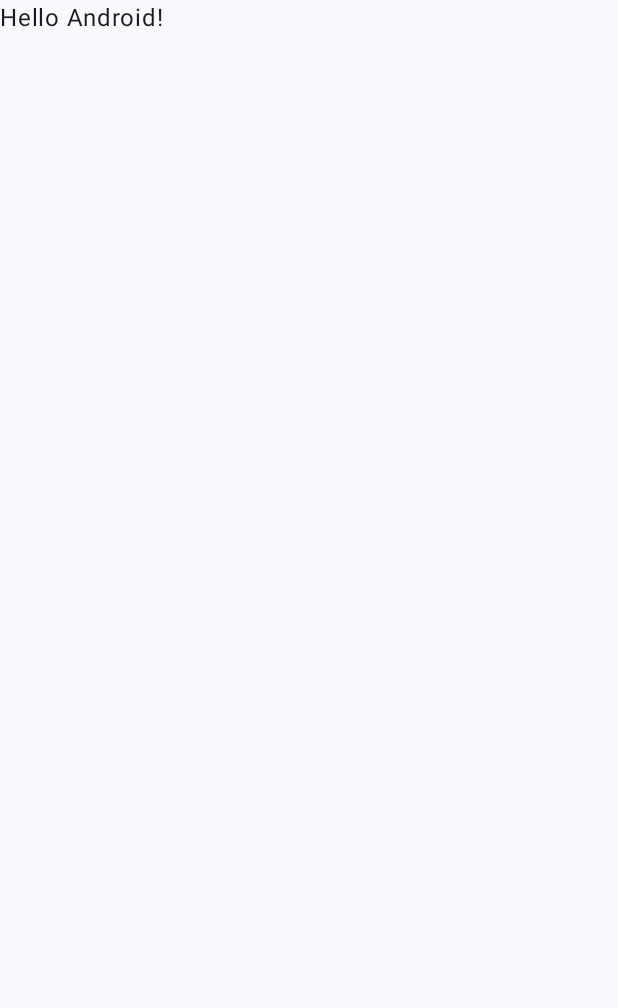
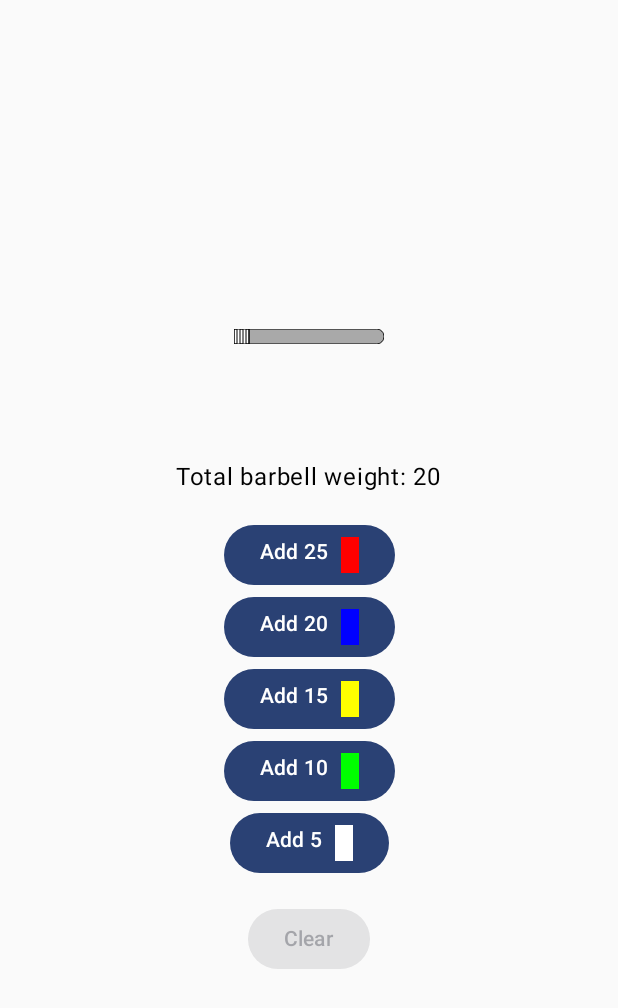
Before and after one commit to MarcinKuder/android-barbell-calculator, an Android app built with Jetpack Compose: the screen it shows after launch (MainActivity), on a phone screen of 412 x 824 dp. Before the commit the part shown is almost empty. Shown: the top 1008 px of the screen. Run offline under Robolectric (Android 15) with nearby library versions, the phone set to English and light mode, and no system bars.

Commit message:
basic gui working

```diff
--- a/app/build.gradle.kts
+++ b/app/build.gradle.kts
@@ -6,7 +6,7 @@ plugins {
 
 android {
     namespace = "com.example.barbellcalculator"
-    compileSdk = 34
+    compileSdk = 35
 
     defaultConfig {
         applicationId = "com.example.barbellcalculator"
--- a/app/src/main/java/com/example/barbellcalculator/MainActivity.kt
+++ b/app/src/main/java/com/example/barbellcalculator/MainActivity.kt
@@ -1,16 +1,33 @@
+
 package com.example.barbellcalculator
 
 import android.os.Bundle
 import androidx.activity.ComponentActivity
 import androidx.activity.compose.setContent
 import androidx.activity.enableEdgeToEdge
+import androidx.compose.foundation.Image
+import androidx.compose.foundation.background
+import androidx.compose.foundation.layout.Box
+import androidx.compose.foundation.layout.Column
+import androidx.compose.foundation.layout.Row
+import androidx.compose.foundation.layout.Spacer
 import androidx.compose.foundation.layout.fillMaxSize
+import androidx.compose.foundation.layout.height
 import androidx.compose.foundation.layout.padding
-import androidx.compose.material3.Scaffold
+import androidx.compose.foundation.layout.width
+import androidx.compose.foundation.layout.wrapContentSize
+import androidx.compose.material3.Button
 import androidx.compose.material3.Text
 import androidx.compose.runtime.Composable
+import androidx.compose.runtime.remember
+import androidx.compose.runtime.mutableStateListOf
+import androidx.compose.ui.Alignment
 import androidx.compose.ui.Modifier
+import androidx.compose.ui.graphics.Color
+import androidx.compose.ui.res.painterResource
+import androidx.compose.ui.res.stringResource
 import androidx.compose.ui.tooling.preview.Preview
+import androidx.compose.ui.unit.dp
 import com.example.barbellcalculator.ui.theme.BarbellCalculatorTheme
 
 class MainActivity : ComponentActivity() {
@@ -19,29 +36,87 @@ class MainActivity : ComponentActivity() {
         enableEdgeToEdge()
         setContent {
             BarbellCalculatorTheme {
-                Scaffold(modifier = Modifier.fillMaxSize()) { innerPadding ->
-                    Greeting(
-                        name = "Android",
-                        modifier = Modifier.padding(innerPadding)
-                    )
-                }
+                BarbellCalculatorApp()
             }
         }
     }
 }
 
 @Composable
-fun Greeting(name: String, modifier: Modifier = Modifier) {
-    Text(
-        text = "Hello $name!",
-        modifier = modifier
+fun BarbellCalculator(modifier: Modifier = Modifier) {
+    val availablePlates = mapOf<Int, Color>(
+        25 to Color.Red,
+        20 to Color.Blue,
+        15 to Color.Yellow,
+        10 to Color.Green,
+        5 to Color.White
     )
+    val addedPlates = remember { mutableStateListOf<Int>() }
+    Column(
+        modifier = modifier,
+        horizontalAlignment = Alignment.CenterHorizontally
+    ) {
+        Box(contentAlignment = Alignment.CenterStart, modifier = Modifier.height(100.dp)) {
+            Image(
+                painter = painterResource(R.drawable.bar),
+                contentDescription = "bar",
+            )
+            Row(
+                verticalAlignment = Alignment.CenterVertically
+            ) {
+                Spacer(modifier = Modifier.width(16.dp))
+                for (plate in addedPlates) {
+                    val imageRes = when (plate) {
+                        25 -> R.drawable.plate_25
+                        20 -> R.drawable.plate_20
+                        15 -> R.drawable.plate_15
+                        10 -> R.drawable.plate_10
+                        else -> R.drawable.plate_5
+                    }
+                    Spacer(modifier = Modifier.width(2.dp))
+                    Image(
+                        painter = painterResource(imageRes),
+                        contentDescription = plate.toString(),
+                    )
+                }
+            }
+        }
+        Spacer(modifier = Modifier.height(16.dp))
+        val totalWeight = addedPlates.sum() * 3 + 20
+        Text(
+            stringResource(R.string.total_barbell_weight, totalWeight),
+            modifier = Modifier.padding(16.dp)
+        )
+        for (plate in availablePlates) {
+            Button(onClick = { addedPlates.add(plate.key) }) {
+                Row {
+                    Text(stringResource(R.string.add_plate, plate.key))
+                    Spacer(modifier = Modifier.width(8.dp))
+                    Box(
+                        modifier = Modifier
+                            .background(plate.value)
+                            .padding(4.dp)
+                            .width(4.dp)
+                            .height(16.dp)
+                    )
+                }
+            }
+        }
+        Spacer(modifier = Modifier.height(16.dp))
+        Button(onClick = { addedPlates.clear() }, enabled = addedPlates.isNotEmpty()) {
+            Text(stringResource(R.string.clear))
+        }
+    }
 }
 
 @Preview(showBackground = true)
 @Composable
-fun GreetingPreview() {
+fun BarbellCalculatorApp() {
     BarbellCalculatorTheme {
-        Greeting("Android")
+        BarbellCalculator(
+            Modifier
+                .fillMaxSize()
+                .wrapContentSize(Alignment.Center)
+        )
     }
 }
--- /dev/null
+++ b/app/src/main/res/drawable/bar.xml
@@ -0,0 +1,21 @@
+<vector xmlns:android="http://schemas.android.com/apk/res/android"
+    android:width="100dp"
+    android:height="10dp"
+    android:viewportWidth="100"
+    android:viewportHeight="10">
+    <path
+        android:fillColor="#A9A9A9"
+        android:pathData="M0,5a5,5 0 0,1 5,-5h90a5,5 0 0,1 5,5v0a5,5 0 0,1 -5,5h-90a5,5 0 0,1 -5,-5z"
+        android:strokeWidth="0"
+        android:strokeColor="#000000" />
+    <path
+        android:fillColor="#FFFFFF"
+        android:pathData="M0,0h10v10h-10z"
+        android:strokeWidth="0"
+        android:strokeColor="#000000" />
+    <path
+        android:fillColor="#00000000"
+        android:pathData="M0,0h2v10h-2z M4,0h2v10h-2z M8,0h2v10h-2z"
+        android:strokeWidth="0"
+        android:strokeColor="#000000" />
+</vector>
--- /dev/null
+++ b/app/src/main/res/drawable/plate_10.xml
@@ -0,0 +1,11 @@
+<vector xmlns:android="http://schemas.android.com/apk/res/android"
+    android:width="10dp"
+    android:height="120dp"
+    android:viewportWidth="24"
+    android:viewportHeight="120">
+    <path
+        android:fillColor="#00FF00"
+        android:pathData="M4,0h16a4,4 0 0,1 4,4v112a4,4 0 0,1 -4,4h-16a4,4 0 0,1 -4,-4v-112a4,4 0 0,1 4,-4z"
+        android:strokeWidth="2"
+        android:strokeColor="#000000" />
+</vector>
--- /dev/null
+++ b/app/src/main/res/drawable/plate_15.xml
@@ -0,0 +1,11 @@
+<vector xmlns:android="http://schemas.android.com/apk/res/android"
+    android:width="15dp"
+    android:height="120dp"
+    android:viewportWidth="24"
+    android:viewportHeight="120">
+    <path
+        android:fillColor="#FFFF00"
+        android:pathData="M4,0h16a4,4 0 0,1 4,4v112a4,4 0 0,1 -4,4h-16a4,4 0 0,1 -4,-4v-112a4,4 0 0,1 4,-4z"
+        android:strokeWidth="2"
+        android:strokeColor="#000000" />
+</vector>
--- /dev/null
+++ b/app/src/main/res/drawable/plate_20.xml
@@ -0,0 +1,11 @@
+<vector xmlns:android="http://schemas.android.com/apk/res/android"
+    android:width="20dp"
+    android:height="120dp"
+    android:viewportWidth="24"
+    android:viewportHeight="120">
+    <path
+        android:fillColor="#0000FF"
+        android:pathData="M4,0h16a4,4 0 0,1 4,4v112a4,4 0 0,1 -4,4h-16a4,4 0 0,1 -4,-4v-112a4,4 0 0,1 4,-4z"
+        android:strokeWidth="2"
+        android:strokeColor="#000000" />
+</vector>
--- /dev/null
+++ b/app/src/main/res/drawable/plate_25.xml
@@ -0,0 +1,11 @@
+<vector xmlns:android="http://schemas.android.com/apk/res/android"
+    android:width="25dp"
+    android:height="120dp"
+    android:viewportWidth="24"
+    android:viewportHeight="120">
+    <path
+        android:fillColor="#FF0000"
+        android:pathData="M4,0h16a4,4 0 0,1 4,4v112a4,4 0 0,1 -4,4h-16a4,4 0 0,1 -4,-4v-112a4,4 0 0,1 4,-4z"
+        android:strokeWidth="2"
+        android:strokeColor="#000000" />
+</vector>
--- /dev/null
+++ b/app/src/main/res/drawable/plate_5.xml
@@ -0,0 +1,11 @@
+<vector xmlns:android="http://schemas.android.com/apk/res/android"
+    android:width="10dp"
+    android:height="60dp"
+    android:viewportWidth="24"
+    android:viewportHeight="120">
+    <path
+        android:fillColor="#FFFFFF"
+        android:pathData="M4,0h16a4,4 0 0,1 4,4v112a4,4 0 0,1 -4,4h-16a4,4 0 0,1 -4,-4v-112a4,4 0 0,1 4,-4z"
+        android:strokeWidth="2"
+        android:strokeColor="#000000" />
+</vector>
--- a/app/src/main/res/values/strings.xml
+++ b/app/src/main/res/values/strings.xml
@@ -1,3 +1,6 @@
 <resources>
     <string name="app_name">Barbell Calculator</string>
+    <string name="total_barbell_weight">Total barbell weight: %1$s</string>
+    <string name="add_plate">Add %1$s</string>
+    <string name="clear">Clear</string>
 </resources>
```
